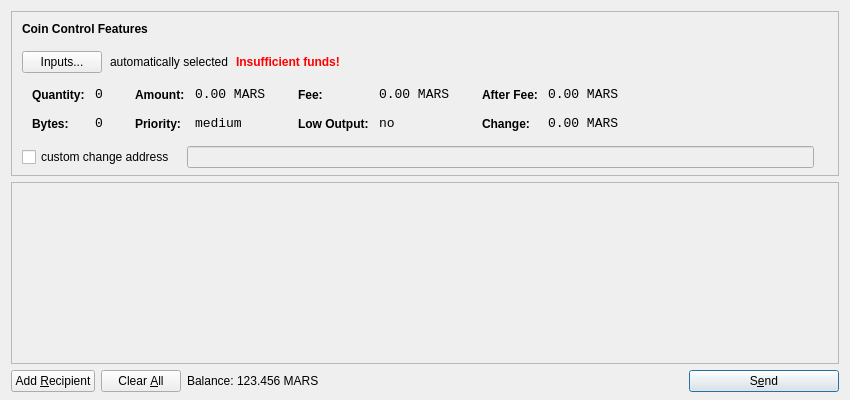
Qt form src/qt/forms/sendcoinsdialog.ui (marscoin/marscoin) before a commit.
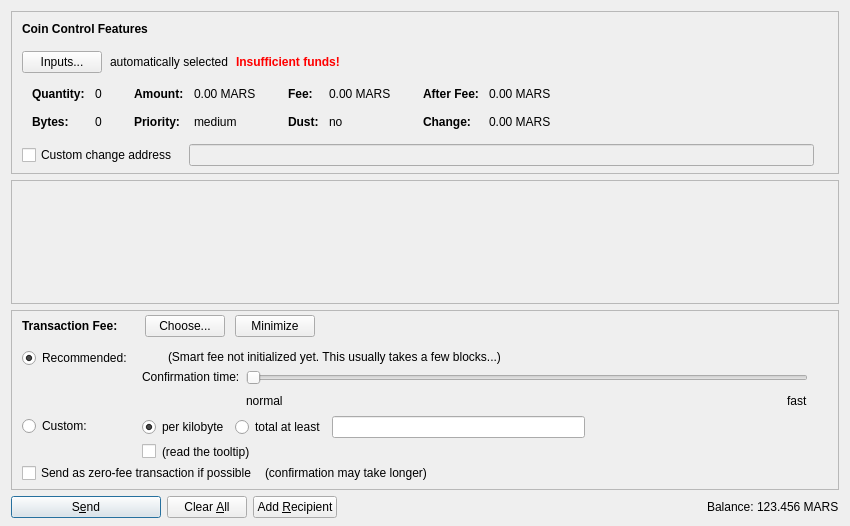
The same form after that commit. Icons and pictures are not drawn. Custom widgets are drawn as their Qt base class.

Patch:
```diff
--- a/src/qt/forms/sendcoinsdialog.ui
+++ b/src/qt/forms/sendcoinsdialog.ui
@@ -7,13 +7,13 @@
     <x>0</x>
     <y>0</y>
     <width>850</width>
-    <height>400</height>
+    <height>526</height>
    </rect>
   </property>
   <property name="windowTitle">
    <string>Send Coins</string>
   </property>
-  <layout class="QVBoxLayout" name="verticalLayout" stretch="0,1,0">
+  <layout class="QVBoxLayout" name="verticalLayout" stretch="0,1,0,0">
    <property name="bottomMargin">
     <number>8</number>
    </property>
@@ -39,7 +39,7 @@
      </property>
      <layout class="QVBoxLayout" name="verticalLayoutCoinControl2">
       <property name="spacing">
-       <number>6</number>
+       <number>0</number>
       </property>
       <property name="leftMargin">
        <number>0</number>
@@ -206,8 +206,11 @@
                </property>
                <item row="0" column="0">
                 <widget class="QLabel" name="labelCoinControlQuantityText">
-                 <property name="styleSheet">
-                  <string notr="true">font-weight:bold;</string>
+                 <property name="font">
+                  <font>
+                   <weight>75</weight>
+                   <bold>true</bold>
+                  </font>
                  </property>
                  <property name="text">
                   <string>Quantity:</string>
@@ -219,12 +222,6 @@
                </item>
                <item row="0" column="1">
                 <widget class="QLabel" name="labelCoinControlQuantity">
-                 <property name="font">
-                  <font>
-                   <family>Monospace</family>
-                   <pointsize>10</pointsize>
-                  </font>
-                 </property>
                  <property name="cursor">
                   <cursorShape>IBeamCursor</cursorShape>
                  </property>
@@ -244,8 +241,11 @@
                </item>
                <item row="1" column="0">
                 <widget class="QLabel" name="labelCoinControlBytesText">
-                 <property name="styleSheet">
-                  <string notr="true">font-weight:bold;</string>
+                 <property name="font">
+                  <font>
+                   <weight>75</weight>
+                   <bold>true</bold>
+                  </font>
                  </property>
                  <property name="text">
                   <string>Bytes:</string>
@@ -254,12 +254,6 @@
                </item>
                <item row="1" column="1">
                 <widget class="QLabel" name="labelCoinControlBytes">
-                 <property name="font">
-                  <font>
-                   <family>Monospace</family>
-                   <pointsize>10</pointsize>
-                  </font>
-                 </property>
                  <property name="cursor">
                   <cursorShape>IBeamCursor</cursorShape>
                  </property>
@@ -295,8 +289,11 @@
                </property>
                <item row="0" column="0">
                 <widget class="QLabel" name="labelCoinControlAmountText">
-                 <property name="styleSheet">
-                  <string notr="true">font-weight:bold;</string>
+                 <property name="font">
+                  <font>
+                   <weight>75</weight>
+                   <bold>true</bold>
+                  </font>
                  </property>
                  <property name="text">
                   <string>Amount:</string>
@@ -308,12 +305,6 @@
                </item>
                <item row="0" column="1">
                 <widget class="QLabel" name="labelCoinControlAmount">
-                 <property name="font">
-                  <font>
-                   <family>Monospace</family>
-                   <pointsize>10</pointsize>
-                  </font>
-                 </property>
                  <property name="cursor">
                   <cursorShape>IBeamCursor</cursorShape>
                  </property>
@@ -330,8 +321,11 @@
                </item>
                <item row="1" column="0">
                 <widget class="QLabel" name="labelCoinControlPriorityText">
-                 <property name="styleSheet">
-                  <string notr="true">font-weight:bold;</string>
+                 <property name="font">
+                  <font>
+                   <weight>75</weight>
+                   <bold>true</bold>
+                  </font>
                  </property>
                  <property name="text">
                   <string>Priority:</string>
@@ -340,12 +334,6 @@
                </item>
                <item row="1" column="1">
                 <widget class="QLabel" name="labelCoinControlPriority">
-                 <property name="font">
-                  <font>
-                   <family>Monospace</family>
-                   <pointsize>10</pointsize>
-                  </font>
-                 </property>
                  <property name="cursor">
                   <cursorShape>IBeamCursor</cursorShape>
                  </property>
@@ -381,8 +369,11 @@
                </property>
                <item row="0" column="0">
                 <widget class="QLabel" name="labelCoinControlFeeText">
-                 <property name="styleSheet">
-                  <string notr="true">font-weight:bold;</string>
+                 <property name="font">
+                  <font>
+                   <weight>75</weight>
+                   <bold>true</bold>
+                  </font>
                  </property>
                  <property name="text">
                   <string>Fee:</string>
@@ -394,12 +385,6 @@
                </item>
                <item row="0" column="1">
                 <widget class="QLabel" name="labelCoinControlFee">
-                 <property name="font">
-                  <font>
-                   <family>Monospace</family>
-                   <pointsize>10</pointsize>
-                  </font>
-                 </property>
                  <property name="cursor">
                   <cursorShape>IBeamCursor</cursorShape>
                  </property>
@@ -416,22 +401,19 @@
                </item>
                <item row="1" column="0">
                 <widget class="QLabel" name="labelCoinControlLowOutputText">
-                 <property name="styleSheet">
-                  <string notr="true">font-weight:bold;</string>
+                 <property name="font">
+                  <font>
+                   <weight>75</weight>
+                   <bold>true</bold>
+                  </font>
                  </property>
                  <property name="text">
-                  <string>Low Output:</string>
+                  <string>Dust:</string>
                  </property>
                 </widget>
                </item>
                <item row="1" column="1">
                 <widget class="QLabel" name="labelCoinControlLowOutput">
-                 <property name="font">
-                  <font>
-                   <family>Monospace</family>
-                   <pointsize>10</pointsize>
-                  </font>
-                 </property>
                  <property name="cursor">
                   <cursorShape>IBeamCursor</cursorShape>
                  </property>
@@ -467,8 +449,11 @@
                </property>
                <item row="0" column="0">
                 <widget class="QLabel" name="labelCoinControlAfterFeeText">
-                 <property name="styleSheet">
-                  <string notr="true">font-weight:bold;</string>
+                 <property name="font">
+                  <font>
+                   <weight>75</weight>
+                   <bold>true</bold>
+                  </font>
                  </property>
                  <property name="text">
                   <string>After Fee:</string>
@@ -480,12 +465,6 @@
                </item>
                <item row="0" column="1">
                 <widget class="QLabel" name="labelCoinControlAfterFee">
-                 <property name="font">
-                  <font>
-                   <family>Monospace</family>
-                   <pointsize>10</pointsize>
-                  </font>
-                 </property>
                  <property name="cursor">
                   <cursorShape>IBeamCursor</cursorShape>
                  </property>
@@ -502,8 +481,11 @@
                </item>
                <item row="1" column="0">
                 <widget class="QLabel" name="labelCoinControlChangeText">
-                 <property name="styleSheet">
-                  <string notr="true">font-weight:bold;</string>
+                 <property name="font">
+                  <font>
+                   <weight>75</weight>
+                   <bold>true</bold>
+                  </font>
                  </property>
                  <property name="text">
                   <string>Change:</string>
@@ -512,12 +494,6 @@
                </item>
                <item row="1" column="1">
                 <widget class="QLabel" name="labelCoinControlChange">
-                 <property name="font">
-                  <font>
-                   <family>Monospace</family>
-                   <pointsize>10</pointsize>
-                  </font>
-                 </property>
                  <property name="cursor">
                   <cursorShape>IBeamCursor</cursorShape>
                  </property>
@@ -556,7 +532,7 @@
           <item>
            <widget class="QCheckBox" name="checkBoxCoinControlChange">
             <property name="text">
-             <string>custom change address</string>
+             <string>Custom change address</string>
             </property>
            </widget>
           </item>
@@ -626,11 +602,20 @@
         <x>0</x>
         <y>0</y>
         <width>830</width>
-        <height>151</height>
+        <height>68</height>
        </rect>
       </property>
-      <layout class="QVBoxLayout" name="verticalLayout_2">
-       <property name="margin">
+      <layout class="QVBoxLayout" name="verticalLayout_2" stretch="0,1">
+       <property name="leftMargin">
+        <number>0</number>
+       </property>
+       <property name="topMargin">
+        <number>0</number>
+       </property>
+       <property name="rightMargin">
+        <number>0</number>
+       </property>
+       <property name="bottomMargin">
         <number>0</number>
        </property>
        <item>
@@ -657,15 +642,605 @@
      </widget>
     </widget>
    </item>
+   <item>
+    <widget class="QFrame" name="frameFee">
+     <property name="sizePolicy">
+      <sizepolicy hsizetype="Expanding" vsizetype="Expanding">
+       <horstretch>0</horstretch>
+       <verstretch>0</verstretch>
+      </sizepolicy>
+     </property>
+     <property name="maximumSize">
+      <size>
+       <width>16777215</width>
+       <height>16777215</height>
+      </size>
+     </property>
+     <property name="frameShape">
+      <enum>QFrame::StyledPanel</enum>
+     </property>
+     <property name="frameShadow">
+      <enum>QFrame::Sunken</enum>
+     </property>
+     <layout class="QVBoxLayout" name="verticalLayoutFee1">
+      <property name="spacing">
+       <number>0</number>
+      </property>
+      <property name="leftMargin">
+       <number>0</number>
+      </property>
+      <property name="topMargin">
+       <number>0</number>
+      </property>
+      <property name="rightMargin">
+       <number>0</number>
+      </property>
+      <property name="bottomMargin">
+       <number>0</number>
+      </property>
+      <item>
+       <layout class="QVBoxLayout" name="verticalLayoutFee2" stretch="0,0,0">
+        <property name="spacing">
+         <number>0</number>
+        </property>
+        <property name="leftMargin">
+         <number>10</number>
+        </property>
+        <property name="topMargin">
+         <number>0</number>
+        </property>
+        <item>
+         <layout class="QHBoxLayout" name="horizontalLayoutFee1">
+          <property name="bottomMargin">
+           <number>0</number>
+          </property>
+          <item>
+           <layout class="QVBoxLayout" name="verticalLayoutFee7">
+            <property name="spacing">
+             <number>0</number>
+            </property>
+            <item>
+             <spacer name="verticalSpacerSmartFee">
+              <property name="orientation">
+               <enum>Qt::Vertical</enum>
+              </property>
+              <property name="sizeType">
+               <enum>QSizePolicy::Fixed</enum>
+              </property>
+              <property name="sizeHint" stdset="0">
+               <size>
+                <width>1</width>
+                <height>4</height>
+               </size>
+              </property>
+             </spacer>
+            </item>
+            <item>
+             <layout class="QHBoxLayout" name="horizontalLayoutSmartFee">
+              <property name="spacing">
+               <number>10</number>
+              </property>
+              <item>
+               <widget class="QLabel" name="labelFeeHeadline">
+                <property name="sizePolicy">
+                 <sizepolicy hsizetype="Preferred" vsizetype="Maximum">
+                  <horstretch>0</horstretch>
+                  <verstretch>0</verstretch>
+                 </sizepolicy>
+                </property>
+                <property name="font">
+                 <font>
+                  <weight>75</weight>
+                  <bold>true</bold>
+                 </font>
+                </property>
+                <property name="styleSheet">
+                 <string notr="true">font-weight:bold;</string>
+                </property>
+                <property name="text">
+                 <string>Transaction Fee:</string>
+                </property>
+               </widget>
+              </item>
+              <item>
+               <widget class="QLabel" name="labelFeeMinimized">
+                <property name="text">
+                 <string/>
+                </property>
+               </widget>
+              </item>
+              <item>
+               <widget class="QPushButton" name="buttonChooseFee">
+                <property name="text">
+                 <string>Choose...</string>
+                </property>
+               </widget>
+              </item>
+              <item>
+               <widget class="QPushButton" name="buttonMinimizeFee">
+                <property name="toolTip">
+                 <string>collapse fee-settings</string>
+                </property>
+                <property name="text">
+                 <string>Minimize</string>
+                </property>
+               </widget>
+              </item>
+             </layout>
+            </item>
+            <item>
+             <spacer name="verticalSpacer_5">
+              <property name="orientation">
+               <enum>Qt::Vertical</enum>
+              </property>
+              <property name="sizeHint" stdset="0">
+               <size>
+                <width>1</width>
+                <height>1</height>
+               </size>
+              </property>
+             </spacer>
+            </item>
+           </layout>
+          </item>
+          <item>
+           <spacer name="horizontalSpacer_4">
+            <property name="orientation">
+             <enum>Qt::Horizontal</enum>
+            </property>
+            <property name="sizeHint" stdset="0">
+             <size>
+              <width>40</width>
+              <height>20</height>
+             </size>
+            </property>
+           </spacer>
+          </item>
+         </layout>
+        </item>
+        <item>
+         <widget class="QFrame" name="frameFeeSelection">
+          <layout class="QVBoxLayout" name="verticalLayoutFee12">
+           <property name="spacing">
+            <number>0</number>
+           </property>
+           <property name="leftMargin">
+            <number>0</number>
+           </property>
+           <property name="topMargin">
+            <number>0</number>
+           </property>
+           <property name="rightMargin">
+            <number>0</number>
+           </property>
+           <property name="bottomMargin">
+            <number>0</number>
+           </property>
+           <item>
+            <layout class="QGridLayout" name="gridLayoutFee">
+             <property name="topMargin">
+              <number>10</number>
+             </property>
+             <property name="bottomMargin">
+              <number>4</number>
+             </property>
+             <property name="horizontalSpacing">
+              <number>10</number>
+             </property>
+             <property name="verticalSpacing">
+              <number>4</number>
+             </property>
+             <item row="1" column="1">
+              <layout class="QVBoxLayout" name="verticalLayoutFee8">
+               <property name="spacing">
+                <number>6</number>
+               </property>
+               <item>
+                <layout class="QHBoxLayout" name="horizontalLayoutFee13">
+                 <item>
+                  <widget class="QRadioButton" name="radioCustomPerKilobyte">
+                   <property name="toolTip">
+                    <string>If the custom fee is set to 1000 satoshis and the transaction is only 250 bytes, then &quot;per kilobyte&quot; only pays 250 satoshis in fee, while &quot;at least&quot; pays 1000 satoshis. For transactions bigger than a kilobyte both pay by kilobyte.</string>
+                   </property>
+                   <property name="text">
+                    <string>per kilobyte</string>
+                   </property>
+                   <property name="checked">
+                    <bool>true</bool>
+                   </property>
+                   <attribute name="buttonGroup">
+                    <string notr="true">groupCustomFee</string>
+                   </attribute>
+                  </widget>
+                 </item>
+                 <item>
+                  <widget class="QRadioButton" name="radioCustomAtLeast">
+                   <property name="toolTip">
+                    <string>If the custom fee is set to 1000 satoshis and the transaction is only 250 bytes, then &quot;per kilobyte&quot; only pays 250 satoshis in fee, while &quot;total at least&quot; pays 1000 satoshis. For transactions bigger than a kilobyte both pay by kilobyte.</string>
+                   </property>
+                   <property name="text">
+                    <string>total at least</string>
+                   </property>
+                   <attribute name="buttonGroup">
+                    <string notr="true">groupCustomFee</string>
+                   </attribute>
+                  </widget>
+                 </item>
+                 <item>
+                  <widget class="BitcoinAmountField" name="customFee"/>
+                 </item>
+                 <item>
+                  <spacer name="horizontalSpacer_6">
+                   <property name="orientation">
+                    <enum>Qt::Horizontal</enum>
+                   </property>
+                   <property name="sizeHint" stdset="0">
+                    <size>
+                     <width>1</width>
+                     <height>1</height>
+                    </size>
+                   </property>
+                  </spacer>
+                 </item>
+                </layout>
+               </item>
+               <item>
+                <layout class="QHBoxLayout" name="horizontalLayoutFee8">
+                 <item>
+                  <widget class="QCheckBox" name="checkBoxMinimumFee">
+                   <property name="toolTip">
+                    <string>Paying only the minimum fee is just fine as long as there is less transaction volume than space in the blocks. But be aware that this can end up in a never confirming transaction once there is more demand for litecoin transactions than the network can process.</string>
+                   </property>
+                   <property name="text">
+                    <string/>
+                   </property>
+                  </widget>
+                 </item>
+                 <item>
+                  <widget class="QLabel" name="labelMinFeeWarning">
+                   <property name="enabled">
+                    <bool>true</bool>
+                   </property>
+                   <property name="toolTip">
+                    <string>Paying only the minimum fee is just fine as long as there is less transaction volume than space in the blocks. But be aware that this can end up in a never confirming transaction once there is more demand for litecoin transactions than the network can process.</string>
+                   </property>
+                   <property name="text">
+                    <string>(read the tooltip)</string>
+                   </property>
+                   <property name="margin">
+                    <number>5</number>
+                   </property>
+                  </widget>
+                 </item>
+                 <item>
+                  <spacer name="horizontalSpacer_2">
+                   <property name="orientation">
+                    <enum>Qt::Horizontal</enum>
+                   </property>
+                   <property name="sizeHint" stdset="0">
+                    <size>
+                     <width>1</width>
+                     <height>1</height>
+                    </size>
+                   </property>
+                  </spacer>
+                 </item>
+                </layout>
+               </item>
+              </layout>
+             </item>
+             <item row="0" column="0">
+              <layout class="QVBoxLayout" name="verticalLayoutFee4" stretch="0,1">
+               <item>
+                <widget class="QRadioButton" name="radioSmartFee">
+                 <property name="text">
+                  <string>Recommended:</string>
+                 </property>
+                 <property name="checked">
+                  <bool>true</bool>
+                 </property>
+                 <attribute name="buttonGroup">
+                  <string notr="true">groupFee</string>
+                 </attribute>
+                </widget>
+               </item>
+               <item>
+                <spacer name="verticalSpacer_2">
+                 <property name="orientation">
+                  <enum>Qt::Vertical</enum>
+                 </property>
+                 <property name="sizeHint" stdset="0">
+                  <size>
+                   <width>1</width>
+                   <height>1</height>
+                  </size>
+                 </property>
+                </spacer>
+               </item>
+              </layout>
+             </item>
+             <item row="1" column="0">
+              <layout class="QVBoxLayout" name="verticalLayoutFee9" stretch="0,1">
+               <item>
+                <widget class="QRadioButton" name="radioCustomFee">
+                 <property name="text">
+                  <string>Custom:</string>
+                 </property>
+                 <attribute name="buttonGroup">
+                  <string notr="true">groupFee</string>
+                 </attribute>
+                </widget>
+               </item>
+               <item>
+                <spacer name="verticalSpacer_6">
+                 <property name="orientation">
+                  <enum>Qt::Vertical</enum>
+                 </property>
+                 <property name="sizeHint" stdset="0">
+                  <size>
+                   <width>1</width>
+                   <height>1</height>
+                  </size>
+                 </property>
+                </spacer>
+               </item>
+              </layout>
+             </item>
+             <item row="0" column="1">
+              <layout class="QVBoxLayout" name="verticalLayoutFee3" stretch="0,0,1">
+               <property name="spacing">
+                <number>6</number>
+               </property>
+               <property name="topMargin">
+                <number>2</number>
+               </property>
+               <item>
+                <layout class="QHBoxLayout" name="horizontalLayoutFee12">
+                 <item>
+                  <widget class="QLabel" name="labelSmartFee">
+                   <property name="text">
+                    <string/>
+                   </property>
+                   <property name="margin">
+                    <number>2</number>
+                   </property>
+                  </widget>
+                 </item>
+                 <item>
+                  <widget class="QLabel" name="labelFeeEstimation">
+                   <property name="text">
+                    <string/>
+                   </property>
+                  </widget>
+                 </item>
+                 <item>
+                  <widget class="QLabel" name="labelSmartFee2">
+                   <property name="text">
+                    <string>(Smart fee not initialized yet. This usually takes a few blocks...)</string>
+                   </property>
+                   <property name="margin">
+                    <number>2</number>
+                   </property>
+                  </widget>
+                 </item>
+                 <item>
+                  <spacer name="horizontalSpacer_5">
+                   <property name="orientation">
+                    <enum>Qt::Horizontal</enum>
+                   </property>
+                   <property name="sizeHint" stdset="0">
+                    <size>
+                     <width>1</width>
+                     <height>1</height>
+                    </size>
+                   </property>
+                  </spacer>
+                 </item>
+                </layout>
+               </item>
+               <item>
+                <layout class="QHBoxLayout" name="horizontalLayoutFee9">
+                 <item>
+                  <layout class="QVBoxLayout" name="verticalLayoutFee6">
+                   <item>
+                    <widget class="QLabel" name="labelSmartFee3">
+                     <property name="text">
+                      <string>Confirmation time:</string>
+                     </property>
+                     <property name="margin">
+                      <number>2</number>
+                     </property>
+                    </widget>
+                   </item>
+                   <item>
+                    <spacer name="verticalSpacer_3">
+                     <property name="orientation">
+                      <enum>Qt::Vertical</enum>
+                     </property>
+                     <property name="sizeHint" stdset="0">
+                      <size>
+                       <width>1</width>
+                       <height>1</height>
+                      </size>
+                     </property>
+                    </spacer>
+                   </item>
+                  </layout>
+                 </item>
+                 <item>
+                  <layout class="QVBoxLayout" name="verticalLayoutFee5">
+                   <property name="rightMargin">
+                    <number>30</number>
+                   </property>
+                   <item>
+                    <widget class="QSlider" name="sliderSmartFee">
+                     <property name="minimum">
+                      <number>0</number>
+                     </property>
+                     <property name="maximum">
+                      <number>24</number>
+                     </property>
+                     <property name="pageStep">
+                      <number>1</number>
+                     </property>
+                     <property name="value">
+                      <number>0</number>
+                     </property>
+                     <property name="orientation">
+                      <enum>Qt::Horizontal</enum>
+                     </property>
+                     <property name="invertedAppearance">
+                      <bool>false</bool>
+                     </property>
+                     <property name="invertedControls">
+                      <bool>false</bool>
+                     </property>
+                     <property name="tickPosition">
+                      <enum>QSlider::NoTicks</enum>
+                     </property>
+                    </widget>
+                   </item>
+                   <item>
+                    <layout class="QHBoxLayout" name="horizontalLayoutFee10">
+                     <item>
+                      <widget class="QLabel" name="labelSmartFeeNormal">
+                       <property name="text">
+                        <string>normal</string>
+                       </property>
+                      </widget>
+                     </item>
+                     <item>
+                      <spacer name="horizontalSpacer_3">
+                       <property name="orientation">
+                        <enum>Qt::Horizontal</enum>
+                       </property>
+                       <property name="sizeHint" stdset="0">
+                        <size>
+                         <width>40</width>
+                         <height>20</height>
+                        </size>
+                       </property>
+                      </spacer>
+                     </item>
+                     <item>
+                      <widget class="QLabel" name="labelSmartFeeFast">
+                       <property name="text">
+                        <string>fast</string>
+                       </property>
+                      </widget>
+                     </item>
+                    </layout>
+                   </item>
+                  </layout>
+                 </item>
+                </layout>
+               </item>
+               <item>
+                <spacer name="verticalSpacer_4">
+                 <property name="orientation">
+                  <enum>Qt::Vertical</enum>
+                 </property>
+                 <property name="sizeHint" stdset="0">
+                  <size>
+                   <width>1</width>
+                   <height>1</height>
+                  </size>
+                 </property>
+                </spacer>
+               </item>
+              </layout>
+             </item>
+            </layout>
+           </item>
+           <item>
+            <layout class="QHBoxLayout" name="horizontalLayoutFee5" stretch="0,0,0">
+             <property name="spacing">
+              <number>8</number>
+             </property>
+             <property name="bottomMargin">
+              <number>4</number>
+             </property>
+             <item>
+              <widget class="QCheckBox" name="checkBoxFreeTx">
+               <property name="text">
+                <string>Send as zero-fee transaction if possible</string>
+               </property>
+              </widget>
+             </item>
+             <item>
+              <widget class="QLabel" name="labelFreeTx">
+               <property name="text">
+                <string>(confirmation may take longer)</string>
+               </property>
+               <property name="margin">
+                <number>5</number>
+               </property>
+              </widget>
+             </item>
+             <item>
+              <spacer name="horizontalSpacerFee5">
+               <property name="orientation">
+                <enum>Qt::Horizontal</enum>
+               </property>
+               <property name="sizeHint" stdset="0">
+                <size>
+                 <width>1</width>
+                 <height>1</height>
+                </size>
+               </property>
+              </spacer>
+             </item>
+            </layout>
+           </item>
+           <item>
+            <spacer name="verticalSpacerFee2">
+             <property name="orientation">
+              <enum>Qt::Vertical</enum>
+             </property>
+             <property name="sizeHint" stdset="0">
+              <size>
+               <width>1</width>
+               <height>1</height>
+              </size>
+             </property>
+            </spacer>
+           </item>
+          </layout>
+         </widget>
+        </item>
+        <item>
+         <spacer name="verticalSpacerFee">
+          <property name="orientation">
+           <enum>Qt::Vertical</enum>
+          </property>
+          <property name="sizeHint" stdset="0">
+           <size>
+            <width>800</width>
+            <height>1</height>
+           </size>
+          </property>
+         </spacer>
+        </item>
+       </layout>
+      </item>
+     </layout>
+    </widget>
+   </item>
    <item>
     <layout class="QHBoxLayout" name="horizontalLayout">
      <item>
-      <widget class="QPushButton" name="addButton">
+      <widget class="QPushButton" name="sendButton">
+       <property name="minimumSize">
+        <size>
+         <width>150</width>
+         <height>0</height>
+        </size>
+       </property>
        <property name="toolTip">
         <string>Send to multiple recipients at once</string>
        </property>
        <property name="text">
-        <string>Add &amp;Recipient</string>
+        <string>S&amp;end</string>
        </property>
        <property name="icon">
         <iconset resource="../marscoin.qrc">
@@ -674,6 +1249,9 @@
        <property name="autoDefault">
         <bool>false</bool>
        </property>
+       <property name="default">
+        <bool>true</bool>
+       </property>
       </widget>
      </item>
      <item>
@@ -697,11 +1275,38 @@
        <property name="autoRepeatDelay">
         <number>300</number>
        </property>
+      </widget>
+     </item>
+     <item>
+      <widget class="QPushButton" name="addButton">
+       <property name="toolTip">
+        <string>Send to multiple recipients at once</string>
+       </property>
+       <property name="text">
+        <string>Add &amp;Recipient</string>
+       </property>
+       <property name="icon">
+        <iconset resource="../bitcoin.qrc">
+         <normaloff>:/icons/add</normaloff>:/icons/add</iconset>
+       </property>
        <property name="autoDefault">
         <bool>false</bool>
        </property>
       </widget>
      </item>
+     <item>
+      <spacer name="horizontalSpacer">
+       <property name="orientation">
+        <enum>Qt::Horizontal</enum>
+       </property>
+       <property name="sizeHint" stdset="0">
+        <size>
+         <width>40</width>
+         <height>20</height>
+        </size>
+       </property>
+      </spacer>
+     </item>
      <item>
       <layout class="QHBoxLayout" name="horizontalLayout_2">
        <property name="spacing">
@@ -709,6 +1314,12 @@
        </property>
        <item>
         <widget class="QLabel" name="label">
+         <property name="sizePolicy">
+          <sizepolicy hsizetype="Preferred" vsizetype="Fixed">
+           <horstretch>0</horstretch>
+           <verstretch>0</verstretch>
+          </sizepolicy>
+         </property>
          <property name="text">
           <string>Balance:</string>
          </property>
@@ -716,6 +1327,12 @@
        </item>
        <item>
         <widget class="QLabel" name="labelBalance">
+         <property name="sizePolicy">
+          <sizepolicy hsizetype="Preferred" vsizetype="Fixed">
+           <horstretch>0</horstretch>
+           <verstretch>0</verstretch>
+          </sizepolicy>
+         </property>
          <property name="cursor">
           <cursorShape>IBeamCursor</cursorShape>
          </property>
@@ -729,46 +1346,23 @@
        </item>
       </layout>
      </item>
-     <item>
-      <spacer name="horizontalSpacer">
-       <property name="orientation">
-        <enum>Qt::Horizontal</enum>
-       </property>
-       <property name="sizeHint" stdset="0">
-        <size>
-         <width>40</width>
-         <height>20</height>
-        </size>
-       </property>
-      </spacer>
-     </item>
-     <item>
-      <widget class="QPushButton" name="sendButton">
-       <property name="minimumSize">
-        <size>
-         <width>150</width>
-         <height>0</height>
-        </size>
-       </property>
-       <property name="toolTip">
-        <string>Confirm the send action</string>
-       </property>
-       <property name="text">
-        <string>S&amp;end</string>
-       </property>
-       <property name="icon">
-        <iconset resource="../marscoin.qrc">
-         <normaloff>:/icons/send</normaloff>:/icons/send</iconset>
-       </property>
-       <property name="default">
-        <bool>true</bool>
-       </property>
-      </widget>
-     </item>
     </layout>
    </item>
   </layout>
  </widget>
+ <customwidgets>
+  <customwidget>
+   <class>QValidatedLineEdit</class>
+   <extends>QLineEdit</extends>
+   <header>qvalidatedlineedit.h</header>
+  </customwidget>
+  <customwidget>
+   <class>BitcoinAmountField</class>
+   <extends>QLineEdit</extends>
+   <header>bitcoinamountfield.h</header>
+   <container>1</container>
+  </customwidget>
+ </customwidgets>
  <resources>
   <include location="../marscoin.qrc"/>
  </resources>
```
Left out of the diff: 45 changed lines with no effect on the pictures.
